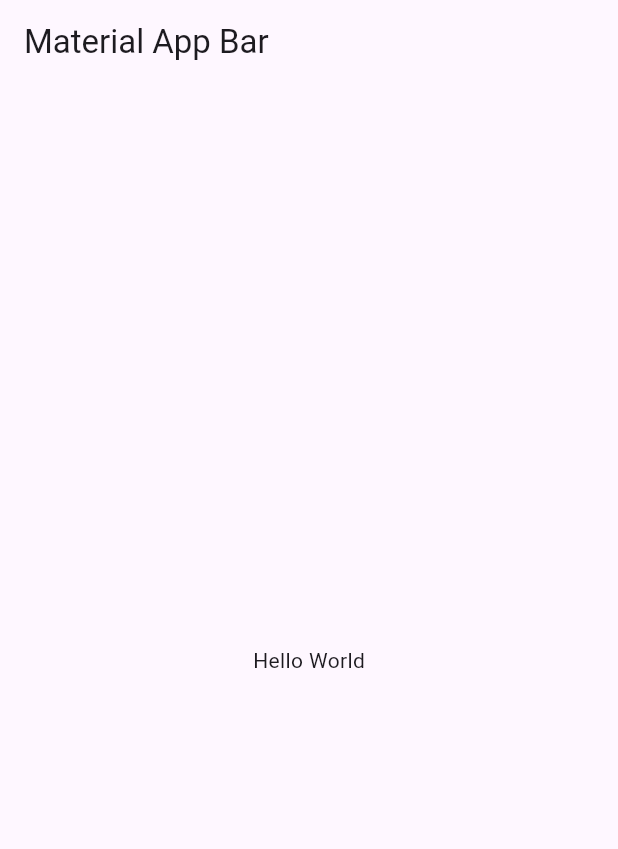
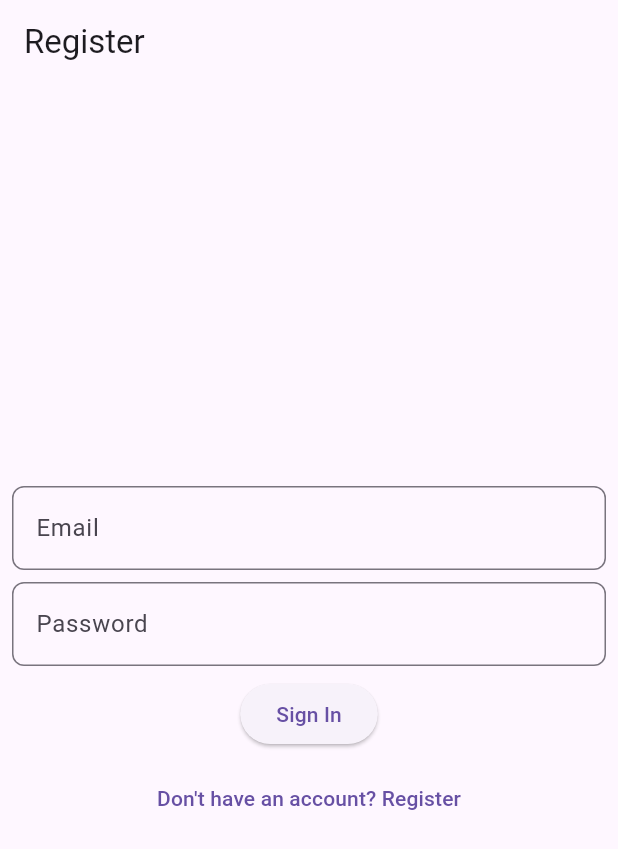
Before and after one commit to bedii97/guesstune, a Flutter app: the screen it shows after launch, on a phone screen of 412 x 824 dp. Shown: the top 849 px of the screen. Run offline on Flutter 3.47's test engine with Material 3 defaults, Android fonts, the phone set to English and light mode, and no system bars; our stand-ins replace supabase_flutter; missing offline and left inert: dotenv; accounts and stored records are empty.

Commit message:
auth feature created

```diff
--- /dev/null
+++ b/lib/feature/auth/domain/repos/auth_repo.dart
@@ -0,0 +1,16 @@
+import 'package:supabase_flutter/supabase_flutter.dart';
+
+abstract class AuthRepo {
+  Future<User?> signInWithEmailAndPassword({
+    required String email,
+    required String password,
+  });
+
+  Future<User?> signUpWithEmailAndPassword({
+    required String name,
+    required String email,
+    required String password,
+  });
+
+  Future<void> signOut();
+}
--- /dev/null
+++ b/lib/feature/auth/presentation/screens/auth_screen.dart
@@ -0,0 +1,26 @@
+import 'package:flutter/material.dart';
+import 'package:guesstune/feature/auth/presentation/screens/login_screen.dart';
+import 'package:guesstune/feature/auth/presentation/screens/register_screen.dart';
+
+class AuthScreen extends StatefulWidget {
+  const AuthScreen({super.key});
+
+  @override
+  State<AuthScreen> createState() => _AuthScreenState();
+}
+
+class _AuthScreenState extends State<AuthScreen> {
+  bool isLogin = true;
+  void toggleAuthMode() {
+    setState(() {
+      isLogin = !isLogin;
+    });
+  }
+
+  @override
+  Widget build(BuildContext context) {
+    return isLogin
+        ? LoginScreen(onRegister: toggleAuthMode)
+        : RegisterScreen(onLogin: toggleAuthMode);
+  }
+}
--- /dev/null
+++ b/lib/feature/auth/presentation/screens/login_screen.dart
@@ -0,0 +1,63 @@
+import 'package:flutter/material.dart';
+
+class LoginScreen extends StatelessWidget {
+  final void Function()? onRegister;
+  const LoginScreen({super.key, this.onRegister});
+
+  @override
+  Widget build(BuildContext context) {
+    return Scaffold(
+      appBar: AppBar(title: const Text('Register')),
+      body: Padding(
+        padding: const EdgeInsets.all(8.0),
+        child: Center(
+          child: Column(
+            spacing: 8,
+            mainAxisAlignment: MainAxisAlignment.center,
+            children: [
+              CustomTextField(
+                hintText: 'Email',
+                keyboardType: TextInputType.emailAddress,
+              ),
+              CustomTextField(hintText: 'Password', isPassword: true),
+              ElevatedButton(
+                onPressed: () {
+                  // Handle registration logic here
+                },
+                child: const Text('Sign In'),
+              ),
+              TextButton(
+                onPressed: onRegister,
+                child: const Text('Don\'t have an account? Register'),
+              ),
+            ],
+          ),
+        ),
+      ),
+    );
+  }
+}
+
+class CustomTextField extends StatelessWidget {
+  final String hintText;
+  final bool isPassword;
+  final TextInputType? keyboardType;
+  const CustomTextField({
+    super.key,
+    required this.hintText,
+    this.isPassword = false,
+    this.keyboardType,
+  });
+
+  @override
+  Widget build(BuildContext context) {
+    return TextField(
+      obscureText: isPassword,
+      keyboardType: keyboardType,
+      decoration: InputDecoration(
+        labelText: hintText,
+        border: OutlineInputBorder(borderRadius: BorderRadius.circular(8.0)),
+      ),
+    );
+  }
+}
--- /dev/null
+++ b/lib/feature/auth/presentation/screens/register_screen.dart
@@ -0,0 +1,64 @@
+import 'package:flutter/material.dart';
+
+class RegisterScreen extends StatelessWidget {
+  final void Function()? onLogin;
+  const RegisterScreen({super.key, this.onLogin});
+
+  @override
+  Widget build(BuildContext context) {
+    return Scaffold(
+      appBar: AppBar(title: const Text('Register')),
+      body: Padding(
+        padding: const EdgeInsets.all(8.0),
+        child: Center(
+          child: Column(
+            spacing: 8,
+            mainAxisAlignment: MainAxisAlignment.center,
+            children: [
+              CustomTextField(hintText: 'Name'),
+              CustomTextField(
+                hintText: 'Email',
+                keyboardType: TextInputType.emailAddress,
+              ),
+              CustomTextField(hintText: 'Password', isPassword: true),
+              ElevatedButton(
+                onPressed: () {
+                  // Handle registration logic here
+                },
+                child: const Text('Sign Up'),
+              ),
+              TextButton(
+                onPressed: onLogin,
+                child: const Text('Already have an account? Login'),
+              ),
+            ],
+          ),
+        ),
+      ),
+    );
+  }
+}
+
+class CustomTextField extends StatelessWidget {
+  final String hintText;
+  final bool isPassword;
+  final TextInputType? keyboardType;
+  const CustomTextField({
+    super.key,
+    required this.hintText,
+    this.isPassword = false,
+    this.keyboardType,
+  });
+
+  @override
+  Widget build(BuildContext context) {
+    return TextField(
+      obscureText: isPassword,
+      keyboardType: keyboardType,
+      decoration: InputDecoration(
+        labelText: hintText,
+        border: OutlineInputBorder(borderRadius: BorderRadius.circular(8.0)),
+      ),
+    );
+  }
+}
--- a/lib/main.dart
+++ b/lib/main.dart
@@ -1,5 +1,7 @@
 import 'package:dotenv/dotenv.dart';
 import 'package:flutter/material.dart';
+import 'package:guesstune/feature/auth/presentation/screens/auth_screen.dart';
+import 'package:guesstune/feature/auth/presentation/screens/register_screen.dart';
 import 'package:supabase_flutter/supabase_flutter.dart';
 
 void main() async {
@@ -13,12 +15,6 @@ class MyApp extends StatelessWidget {
 
   @override
   Widget build(BuildContext context) {
-    return MaterialApp(
-      title: 'Material App',
-      home: Scaffold(
-        appBar: AppBar(title: const Text('Material App Bar')),
-        body: const Center(child: Text('Hello World')),
-      ),
-    );
+    return MaterialApp(title: 'Material App', home: AuthScreen());
   }
 }
```
Also changed, not shown: lib/feature/auth/data/supabase_auth_repo.dart (added, +48 -0 lines), lib/feature/auth/domain/model/user_model.dart (added).
